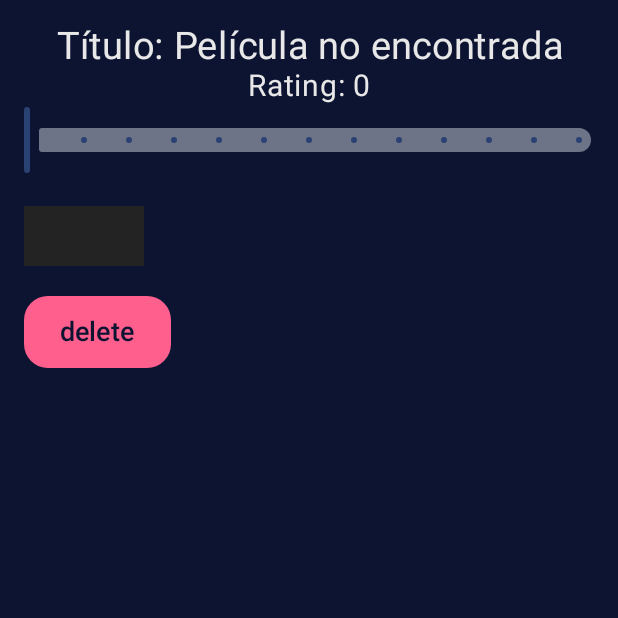
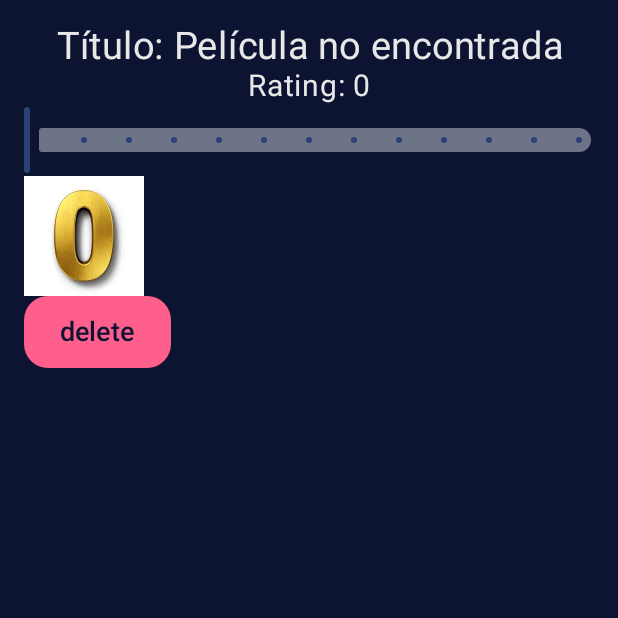
Before and after one commit to GuidoGirardo/rating_movies, an Android app built with Jetpack Compose: the composable MoviesDetail called with empty values, on a phone screen of 412 x 824 dp, the top half of it. Run offline under Robolectric (Android 15) with nearby library versions, the phone set to English and light mode, and no system bars.

Commit message:
funciona todo, falta ui

```diff
--- a/app/src/main/java/com/damaris/rating_movies/model/MovieDao.kt
+++ b/app/src/main/java/com/damaris/rating_movies/model/MovieDao.kt
@@ -13,9 +13,6 @@ interface MovieDao {
     @Query("SELECT * FROM movies")
     fun getAllMovies(): List<MovieEntity>
 
-    @Query("DELETE FROM movies")
-    fun deleteAllMovies()
-
     @Insert
     fun insertMovie(movie: MovieEntity)
 
@@ -24,4 +21,7 @@ interface MovieDao {
 
     @Query("DELETE FROM movies WHERE id = :movieId")
     fun deleteMovie(movieId: Int)
+
+    @Query("UPDATE movies SET coverImageResourceId = :imagen WHERE id = :movieId")
+    fun changeImage(imagen: Int, movieId: Int)
 }
--- a/app/src/main/java/com/damaris/rating_movies/view/screens/MoivesDetail.kt
+++ b/app/src/main/java/com/damaris/rating_movies/view/screens/MoivesDetail.kt
@@ -1,7 +1,9 @@
 package com.damaris.rating_movies.view.screens
 
+import android.util.Log
 import androidx.compose.foundation.Image
 import androidx.compose.foundation.background
+import androidx.compose.foundation.clickable
 import androidx.compose.foundation.layout.Column
 import androidx.compose.foundation.layout.fillMaxSize
 import androidx.compose.foundation.layout.fillMaxWidth
@@ -21,7 +23,6 @@ import androidx.compose.runtime.setValue
 import androidx.compose.ui.Modifier
 import androidx.compose.ui.res.painterResource
 import androidx.compose.ui.text.style.TextAlign
-import androidx.compose.ui.tooling.preview.Preview
 import androidx.compose.ui.unit.dp
 import androidx.compose.ui.unit.sp
 import androidx.navigation.NavController
@@ -36,7 +37,9 @@ fun MoviesDetail(navController: NavController, viewModel: MovieViewModel, movieI
 
     var title by remember { mutableStateOf("") }
     var rating by remember { mutableStateOf(0) }
-    var portada by remember { mutableStateOf(R.drawable.images) }
+    var portada by remember { mutableStateOf(R.drawable.kotlin) }
+
+    var currentNumber by remember { mutableStateOf(0) }
 
     LaunchedEffect(key1 = movieId) {
         val movie = viewModel.getMovieById(movieId)
@@ -45,6 +48,8 @@ fun MoviesDetail(navController: NavController, viewModel: MovieViewModel, movieI
             title = movie.title
             rating = movie.rating
             portada = movie.coverImageResourceId
+            val lastChar = portada.toString().takeLast(1)
+            currentNumber = lastChar.toInt()
         } else {
             title = "Película no encontrada"
         }
@@ -82,10 +87,16 @@ fun MoviesDetail(navController: NavController, viewModel: MovieViewModel, movieI
         )
 
         Image(
-            painter = painterResource(id = portada),
+            painter = painterResource(id = getImageResourceId(currentNumber)),
             contentDescription = null,
-            modifier = Modifier.size(80.dp)
+            modifier = Modifier
+                .size(80.dp)
+                .clickable {
+                    currentNumber = (currentNumber + 1) % 3
+                    viewModel.changeImage(getImageResourceId(currentNumber), movieId)
+                }
         )
+
 
         Button(
             onClick = {
@@ -96,7 +107,7 @@ fun MoviesDetail(navController: NavController, viewModel: MovieViewModel, movieI
             colors = ButtonDefaults.buttonColors(
                 borderColor
             )
-        ){
+        ) {
             Text(
                 "delete",
                 color = background,
@@ -104,5 +115,10 @@ fun MoviesDetail(navController: NavController, viewModel: MovieViewModel, movieI
                 fontSize = 18.sp
             )
         }
+
     }
 }
+
+private fun getImageResourceId(number: Int): Int {
+    return R.drawable::class.java.getField("imagen_$number").getInt(null)
+}
```
Also changed, not shown: app/src/main/java/com/damaris/rating_movies/ViewModel/MovieViewModel.kt (+9 -9 lines), app/src/main/res/drawable/imagen_0.jpg (added), app/src/main/res/drawable/imagen_1.png (added), app/src/main/res/drawable/imagen_2.jpg (added), app/src/main/res/drawable/images.png (deleted).
